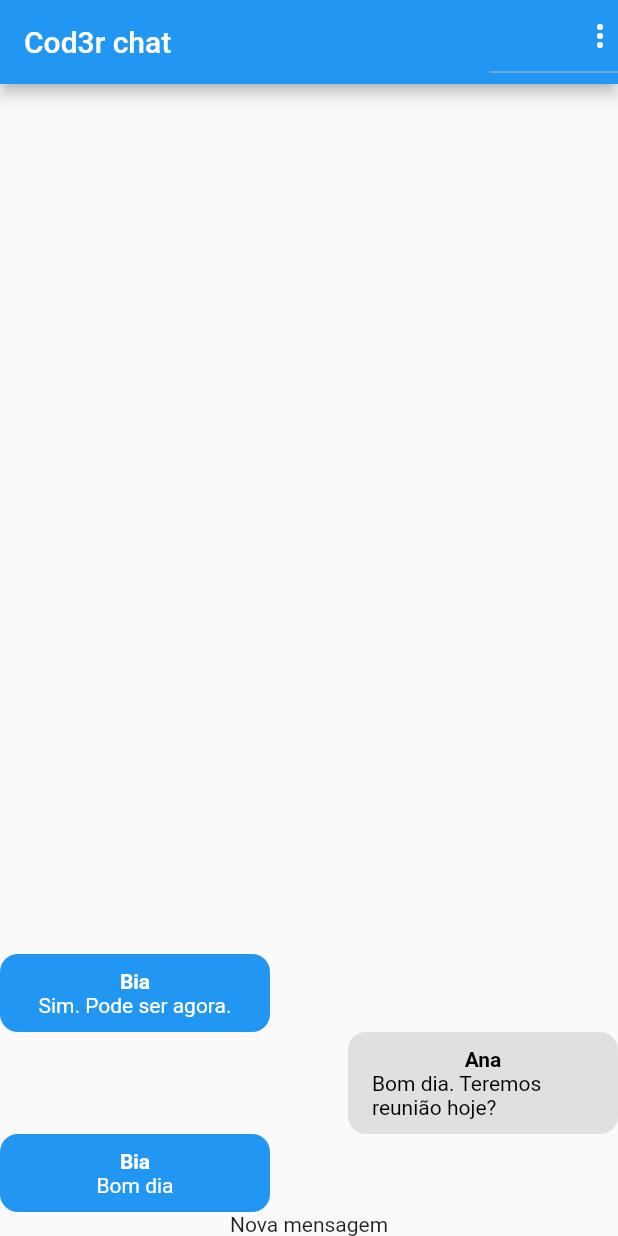
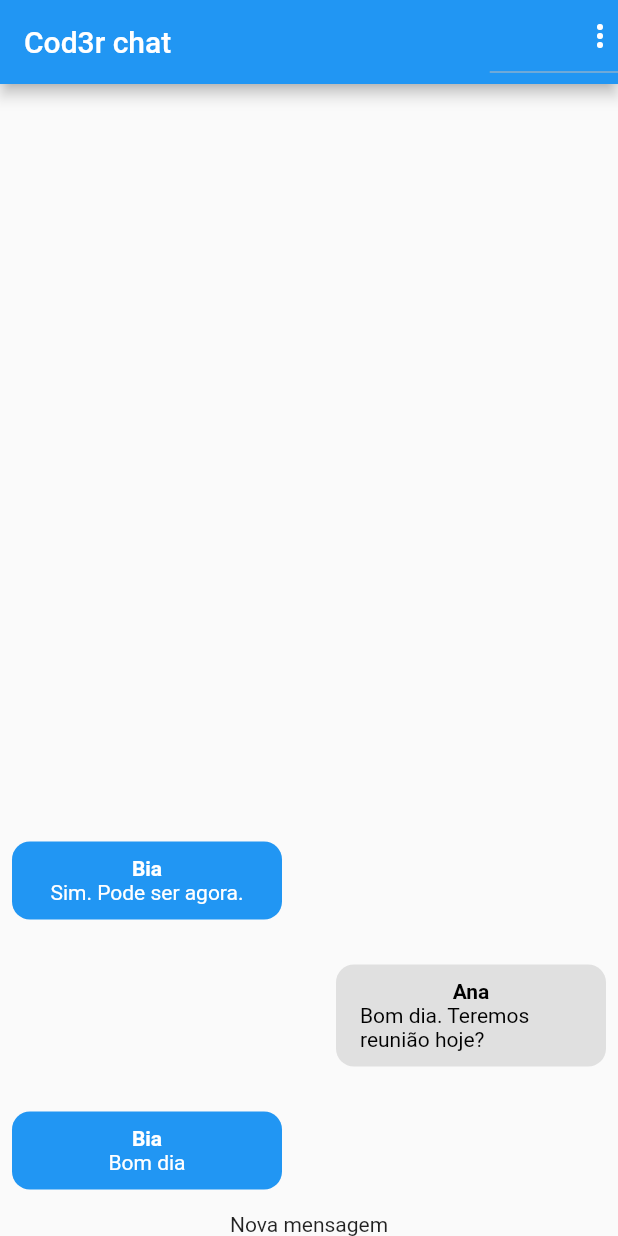
Before and after one commit to saulogusmao/proj_chat, a Flutter app: the screen it shows after launch, on a phone screen of 412 x 824 dp. Run offline on Flutter 3.47's test engine with Material 2 defaults, Android fonts, the phone set to English and light mode, and no system bars; our stand-ins replace image_picker; accounts and stored records are empty.

Commit message:
Message Bubble2

```diff
--- a/lib/components/message_bubble.dart
+++ b/lib/components/message_bubble.dart
@@ -33,6 +33,10 @@ class MessageBubble extends StatelessWidget {
             vertical: 10,
             horizontal: 16,
           ),
+          margin: const EdgeInsets.symmetric(
+            vertical: 15,
+            horizontal: 8,
+          ),
           child: Column(
             children: [
               Text(
```
